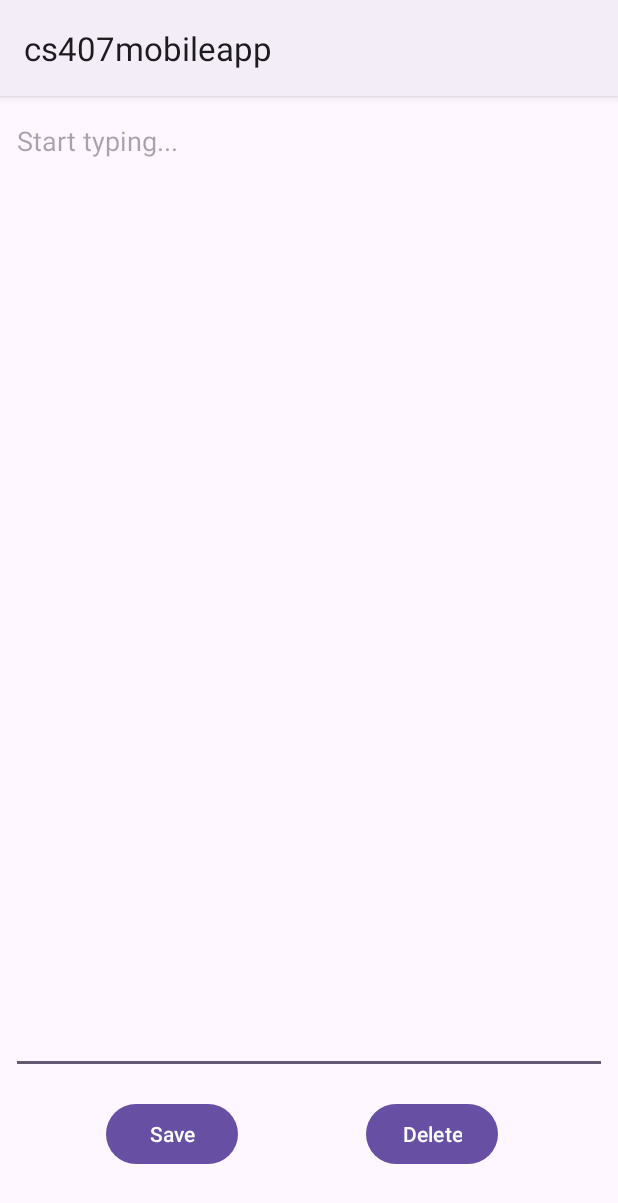
After one commit to cadeheinberg/CS_407_Mobile_App, an Android app: the AddEditTaskActivity screen opened directly, with no data from a screen before it, on a phone screen of 412 x 824 dp. The commit adds this screen. Shown: the top 1203 px of the screen. Run offline under Robolectric (Android 15) with nearby library versions, the phone set to English and light mode, and no system bars.

Commit message:
adding a task works

```diff
--- a/app/src/main/AndroidManifest.xml
+++ b/app/src/main/AndroidManifest.xml
@@ -12,6 +12,9 @@
         android:supportsRtl="true"
         android:theme="@style/Theme.Cs407mobileapp"
         tools:targetApi="31">
+        <activity
+            android:name=".AddEditTaskActivity"
+            android:exported="false" />
         <activity
             android:name=".GalleryActivity"
             android:exported="false" />
--- /dev/null
+++ b/app/src/main/java/com/cs407/cs407mobileapp/AddEditTaskActivity.java
@@ -0,0 +1,87 @@
+package com.cs407.cs407mobileapp;
+
+import androidx.appcompat.app.AppCompatActivity;
+
+import android.content.Context;
+import android.content.Intent;
+import android.database.sqlite.SQLiteDatabase;
+import android.os.Bundle;
+import android.util.Log;
+import android.view.View;
+import android.widget.Button;
+import android.widget.EditText;
+
+import com.cs407.cs407mobileapp.Database.DatabaseHandler;
+import com.cs407.cs407mobileapp.TasksRecyclerView.TaskManager;
+import com.cs407.cs407mobileapp.TasksRecyclerView.TaskObject;
+
+import java.text.DateFormat;
+import java.text.SimpleDateFormat;
+import java.util.Date;
+
+public class AddEditTaskActivity extends AppCompatActivity {
+
+    @Override
+    protected void onCreate(Bundle savedInstanceState) {
+        super.onCreate(savedInstanceState);
+        setContentView(R.layout.activity_add_edit_task);
+        EditText editTextTaskContent = findViewById(R.id.editTextTaskInput);
+        String foundUsername = getSharedPreferences("lab5_milestone", Context.MODE_PRIVATE).getString("username", "");
+        Intent intent = getIntent();
+        int positionInList = intent.getIntExtra("positionInList", -1);
+        TaskObject taskObject = null;
+        if(positionInList != -1){
+            taskObject = TaskManager.getTaskObject(positionInList);
+            editTextTaskContent.setText(taskObject.getTitle());
+        }
+        Button saveButton = findViewById(R.id.buttonSaveTask);
+        saveButton.setOnClickListener(new View.OnClickListener(){
+            @Override
+            public void onClick(View v) {
+                if(positionInList == -1){
+                    // creating a new task
+                    DateFormat dateFormat = new SimpleDateFormat("HH:mm");
+                    String startStrDate = dateFormat.format(new Date());
+                    Date endDate = new Date();
+                    endDate.setTime(new Date().getTime() + 3600000);
+                    String endStrDate = dateFormat.format(endDate);
+                    String locationName = "Starbucks";
+                    String locationAddress = "54312 Main St Chicago Illinois";
+                    String title = editTextTaskContent.getText().toString();
+                    String description = "No description yet";
+                    TaskManager.addTask(false,
+                            foundUsername,
+                            startStrDate, endStrDate,
+                            locationName,
+                            locationAddress,
+                            title,
+                            description);
+                    Log.i("info: ", "ADDED NEW TASK");
+                }else{
+                    // editing a task
+                    String title = editTextTaskContent.getText().toString();
+                    TaskManager.getTaskObject(positionInList).setTitle(title);
+                }
+                goToTasksActivity();
+            }
+        });
+
+        Button deleteButton = (Button) findViewById(R.id.buttonDeleteTask);
+        deleteButton.setOnClickListener(new View.OnClickListener() {
+            @Override
+            public void onClick(View v) {
+                if(positionInList != -1){
+                    TaskManager.removeTask(TaskManager.getTaskObject(positionInList));
+                }
+                goToTasksActivity();
+            }
+        });
+    }
+
+    private void goToTasksActivity(){
+        Intent intent = new Intent(this, TasksActivity.class);
+        startActivity(intent);
+    }
+
+
+}
--- /dev/null
+++ b/app/src/main/res/layout/activity_add_edit_task.xml
@@ -0,0 +1,49 @@
+<?xml version="1.0" encoding="utf-8"?>
+<androidx.constraintlayout.widget.ConstraintLayout xmlns:android="http://schemas.android.com/apk/res/android"
+    xmlns:app="http://schemas.android.com/apk/res-auto"
+    xmlns:tools="http://schemas.android.com/tools"
+    android:layout_width="match_parent"
+    android:layout_height="match_parent"
+    tools:context=".AddEditTaskActivity">
+
+    <EditText
+        android:id="@+id/editTextTaskInput"
+        android:layout_width="0dp"
+        android:layout_height="0dp"
+        android:layout_marginStart="7dp"
+        android:layout_marginTop="7dp"
+        android:layout_marginEnd="7dp"
+        android:layout_marginBottom="16dp"
+        android:ems="10"
+        android:gravity="start|top"
+        android:hint="Start typing..."
+        android:inputType="textMultiLine"
+        app:layout_constraintBottom_toTopOf="@+id/buttonSaveTask"
+        app:layout_constraintEnd_toEndOf="parent"
+        app:layout_constraintStart_toStartOf="parent"
+        app:layout_constraintTop_toTopOf="parent" />
+
+    <Button
+        android:id="@+id/buttonSaveTask"
+        android:layout_width="wrap_content"
+        android:layout_height="wrap_content"
+        android:layout_marginEnd="15dp"
+        android:layout_marginBottom="44dp"
+        android:text="Save"
+        app:layout_constraintBottom_toBottomOf="parent"
+        app:layout_constraintEnd_toStartOf="@+id/buttonDeleteTask"
+        app:layout_constraintStart_toStartOf="parent"
+        app:layout_constraintTop_toBottomOf="@+id/editTextTaskInput" />
+
+    <Button
+        android:id="@+id/buttonDeleteTask"
+        android:layout_width="wrap_content"
+        android:layout_height="wrap_content"
+        android:layout_marginTop="16dp"
+        android:layout_marginEnd="9dp"
+        android:text="Delete"
+        app:layout_constraintEnd_toEndOf="parent"
+        app:layout_constraintStart_toEndOf="@+id/buttonSaveTask"
+        app:layout_constraintTop_toBottomOf="@+id/editTextTaskInput" />
+
+</androidx.constraintlayout.widget.ConstraintLayout>
--- a/app/src/main/res/layout/task_layout.xml
+++ b/app/src/main/res/layout/task_layout.xml
@@ -10,6 +10,7 @@
     android:layout_marginVertical="8dp">
 
     <RelativeLayout
+        android:id="@+id/taskContainer"
         android:layout_width="match_parent"
         android:layout_height="wrap_content"
         android:padding="8dp">
```
Also changed, not shown: app/src/main/java/com/cs407/cs407mobileapp/Database/DatabaseHandler.java (+8 -2 lines), app/src/main/java/com/cs407/cs407mobileapp/TasksActivity.java (+61 -39 lines), app/src/main/java/com/cs407/cs407mobileapp/TasksRecyclerView/TaskManager.java (added, +79 -0 lines), app/src/main/java/com/cs407/cs407mobileapp/TasksRecyclerView/TaskObject.java (+10 -25 lines), app/src/main/res/layout/activity_tasks.xml (+7 -5 lines).
